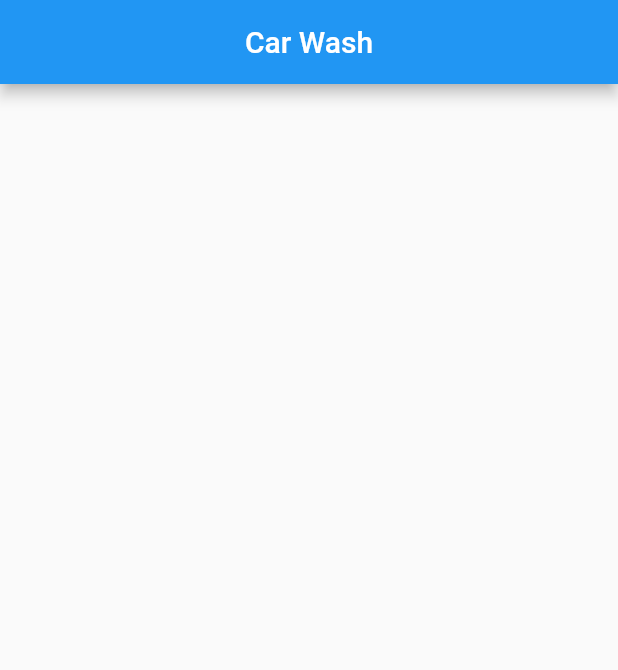
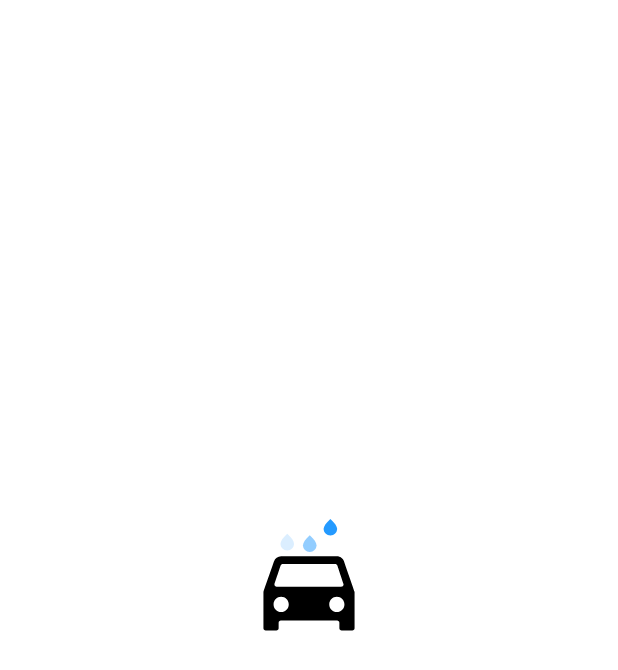
Before and after one commit to JhonatanAlvarezDhoz/flutterSemana2, a Flutter app: the first screen one second after launch, on a phone screen of 412 x 824 dp. Shown: the top 670 px of the screen. Run offline on Flutter 3.47's test engine with Material 2 defaults, Android fonts, the phone set to English and light mode, and no system bars; our stand-ins replace firebase_core, firebase_database, lottie; accounts and stored records are empty.

```diff
--- a/lib/entities/response_firebase.dart
+++ b/lib/entities/response_firebase.dart
@@ -16,7 +16,6 @@ class ResponseFirebase {
   Cambiamos a list debido a que de esa forma estamos recibiendo, lo que enviamos eso debemos esperar */
 
   ResponseFirebase.fromJson(List<dynamic> json) {
-    print(json);
     registros = json.map((e) => Registro.fromJson(e)).toList();
   }
 }
--- a/lib/main.dart
+++ b/lib/main.dart
@@ -1,22 +1,26 @@
 import 'package:firebase_core/firebase_core.dart';
 import 'package:flutter/material.dart';
 //import 'package:flutterapp/views/list_view.dart';
-import 'package:flutterapp/views/list_view_database.dart';
+//import 'package:flutterapp/views/list_view_database.dart';
+import 'package:flutterapp/views/splash.dart';
 
 //void main() => runApp(MyApp());
 void main() async {
   WidgetsFlutterBinding.ensureInitialized();
   await Firebase.initializeApp();
-  runApp(MyApp());
+  runApp(const MyApp());
 }
 
 class MyApp extends StatelessWidget {
+  const MyApp({Key? key}) : super(key: key);
+
   @override
   Widget build(BuildContext context) {
     return MaterialApp(
+      theme: ThemeData.dark(),
       debugShowCheckedModeBanner: false,
       title: 'Material App',
-      home: CallFirebase(),
+      home: const Splash(),
     );
   }
 }
--- a/lib/views/list_view.dart
+++ b/lib/views/list_view.dart
@@ -78,7 +78,7 @@ class ListView2 extends StatelessWidget {
 
   @override
   Widget build(BuildContext context) {
-    var db = FirebaseConnection().getRegister();
+    FirebaseConnection().getRegister();
     return Scaffold(
         appBar: AppBar(
           title: const Text('Video Game List'),
--- /dev/null
+++ b/lib/views/splash.dart
@@ -0,0 +1,48 @@
+import 'package:flutter/material.dart';
+import 'package:lottie/lottie.dart';
+
+import 'menu.dart';
+
+class Splash extends StatefulWidget {
+  const Splash({Key? key}) : super(key: key);
+
+  @override
+  Home createState() => Home();
+}
+
+class Home extends State<Splash> {
+  @override
+  void initState() {
+    //set time to load the new page
+    Future.delayed(const Duration(seconds: 4), () {
+      Navigator.pushReplacement(
+          context, MaterialPageRoute(builder: (context) => const Menu()));
+    });
+    super.initState();
+  }
+
+  @override
+  Widget build(BuildContext context) {
+    return Scaffold(
+      backgroundColor: Colors.white,
+      body: Container(
+        alignment: Alignment.center,
+        child: Column(
+          crossAxisAlignment: CrossAxisAlignment.center,
+          mainAxisAlignment: MainAxisAlignment.center,
+          children: [
+            SizedBox(
+                height: 300,
+                width: 300,
+                child: Lottie.asset('assets/animations/charguin.json')),
+            const SizedBox(height: 20),
+            const Text(
+              "CarWash",
+              style: TextStyle(fontSize: 25, fontWeight: FontWeight.bold),
+            ),
+          ],
+        ),
+      ),
+    );
+  }
+}
--- a/pubspec.yaml
+++ b/pubspec.yaml
@@ -36,6 +36,7 @@ dependencies:
   cupertino_icons: ^1.0.2
   firebase_core: ^1.17.1
   firebase_database: ^9.0.15
+  lottie: ^1.3.0
 
 dev_dependencies:
   flutter_test:
@@ -62,7 +63,7 @@ flutter:
   # To add assets to your application, add an assets section, like this:
   assets:
       - assets/animations/
-  #   - images/a_dot_burr.jpeg
+      - assets/images/
   #   - images/a_dot_ham.jpeg
 
   # An image asset can refer to one or more resolution-specific "variants", see
```
Also changed, not shown: lib/views/banner_profile.dart (added, +39 -0 lines), lib/views/body_profile.dart (added, +78 -0 lines), lib/views/list_view_database.dart (+41 -16 lines), lib/views/menu.dart (added, +64 -0 lines), lib/views/profile.dart (added, +35 -0 lines), lib/views/user_photo.dart (added, +28 -0 lines), assets/images/banner.jpg (added), assets/images/dog.gif (added), assets/images/dogprofile.jpg (added), pubspec.lock, 1 other file.
